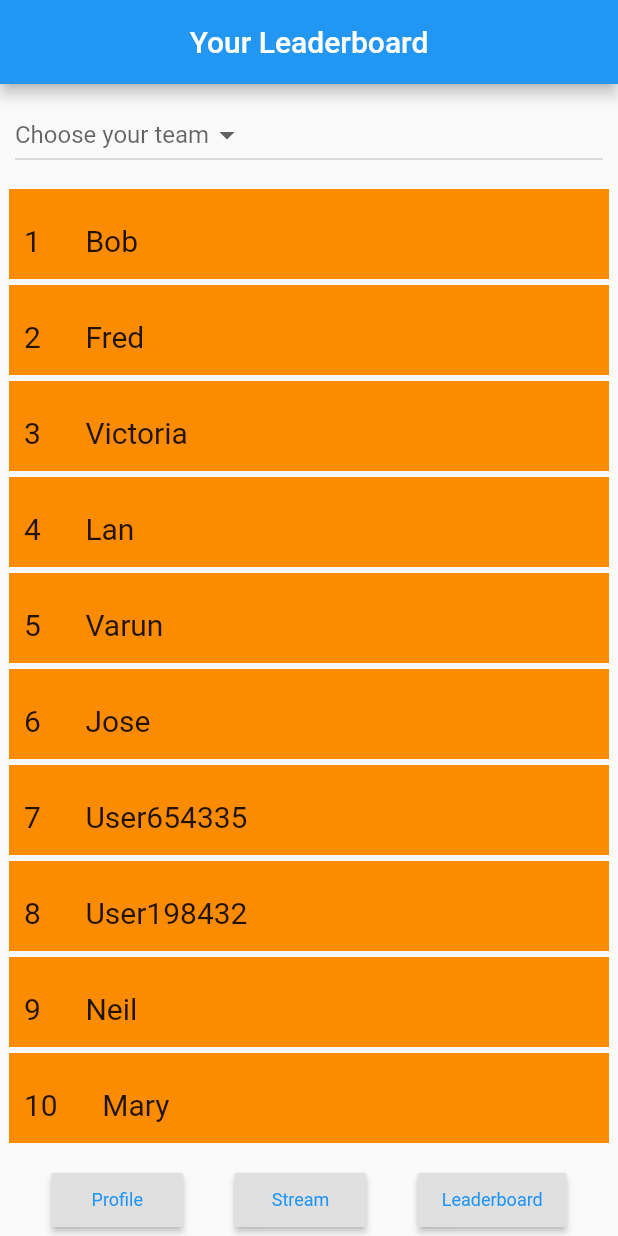
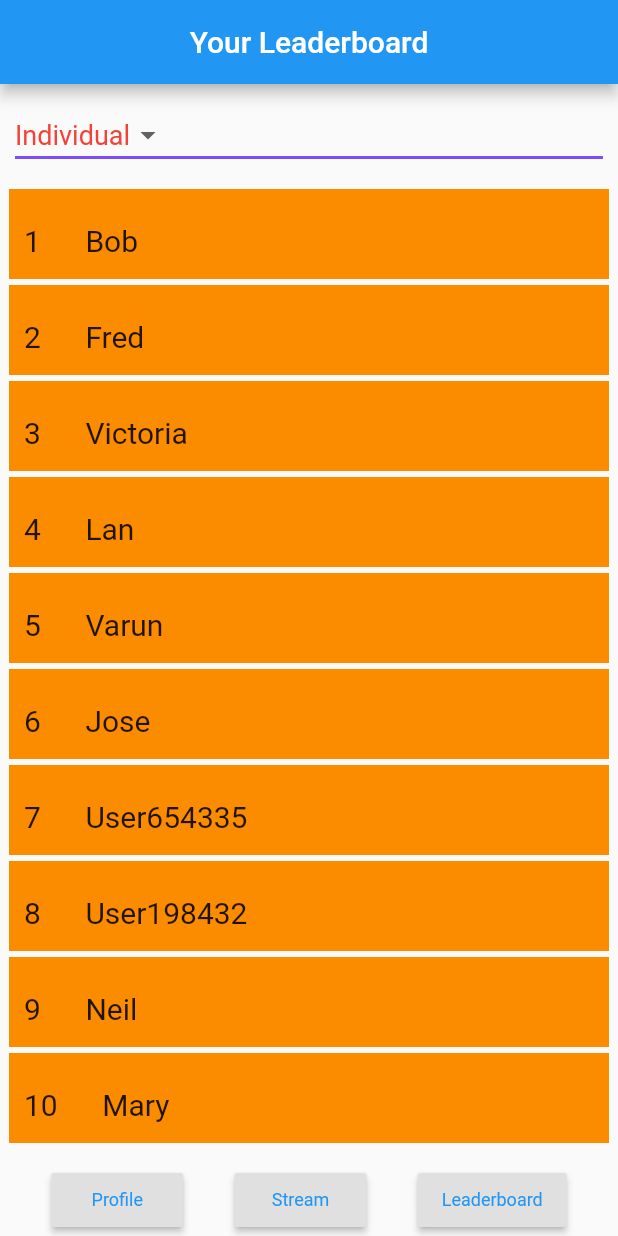
Before and after one commit to Borumer/EcoFriend, a Flutter app: the InfiniteListView screen opened directly, item 3 of the bottom bar chosen, on a phone screen of 412 x 824 dp. Run offline on Flutter 3.47's test engine with Material 2 defaults, Android fonts, the phone set to English and light mode, and no system bars; our stand-ins replace shared_preferences, sqflite; accounts and stored records are empty; network calls fail.

Commit message:
Fix dropdown bug in leaderboard

```diff
--- a/lib/leaderboard.dart
+++ b/lib/leaderboard.dart
@@ -13,21 +13,33 @@ class Leaderboard extends StatefulWidget {
 
 
 class _LeaderboardState extends State<Leaderboard> {
+  String dropdownValue;
   Widget _buildFilterSection() {
+
     return Container(
       padding: EdgeInsets.all(10.0),
       child: DropdownButton<String>(
-        hint: Text("Choose your team"),
-        items: <String>['Individual', 'School', 'State', 'Global'].map((String value) {
-          return new DropdownMenuItem<String>(
+        value: dropdownValue,
+        icon: Icon(Icons.arrow_drop_down),
+        iconSize: 24,
+        elevation: 16,
+        style: TextStyle(color: Colors.red, fontSize: 18),
+        underline: Container(
+          height: 2,
+          color: Colors.deepPurpleAccent,
+        ),
+        onChanged: (String data) {
+          setState(() {
+            dropdownValue = data;
+          });
+        },
+        items: ['Individual', 'School', 'Nation', 'Global'].map<DropdownMenuItem<String>>((String value) {
+          return DropdownMenuItem<String>(
             value: value,
-            child: new Text(value),
+            child: Text(value),
           );
         }).toList(),
-        onChanged: (_) {
-
-        },
-      )
+      ),
     );
   }
 
@@ -57,7 +69,12 @@ class _LeaderboardState extends State<Leaderboard> {
         )
     );
   }
-
+  @override
+  void initState() {
+    // TODO: implement initState
+    dropdownValue = 'Individual';
+    super.initState();
+  }
   @override
   Widget build(BuildContext context) {
     return MaterialApp(
```
